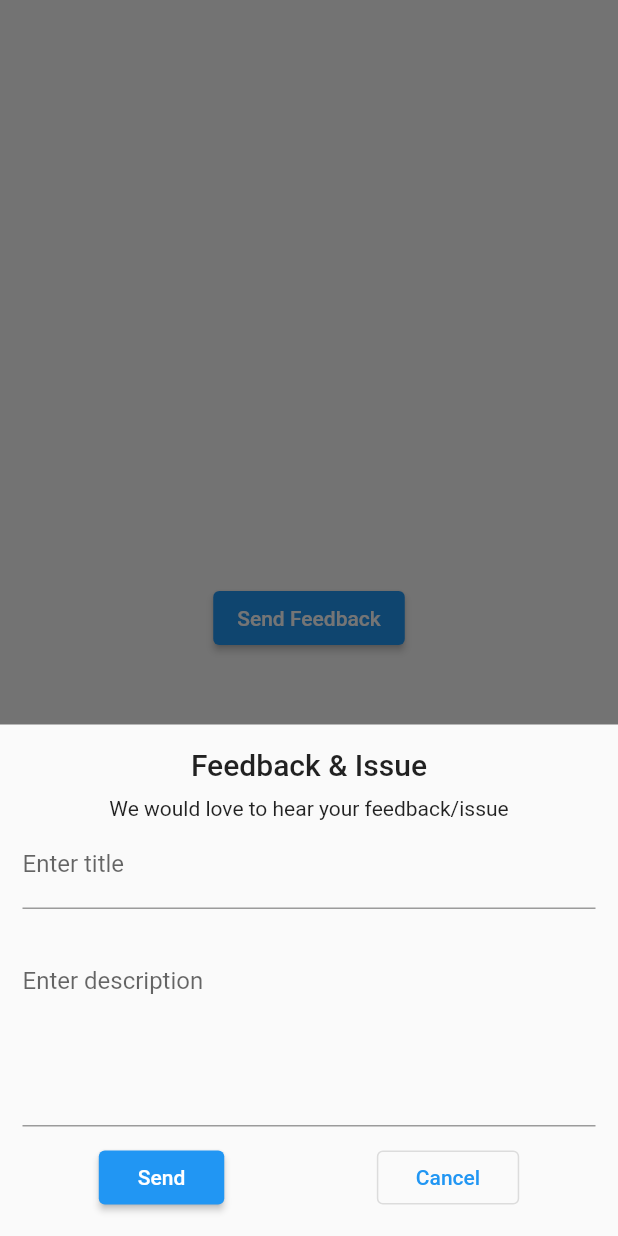
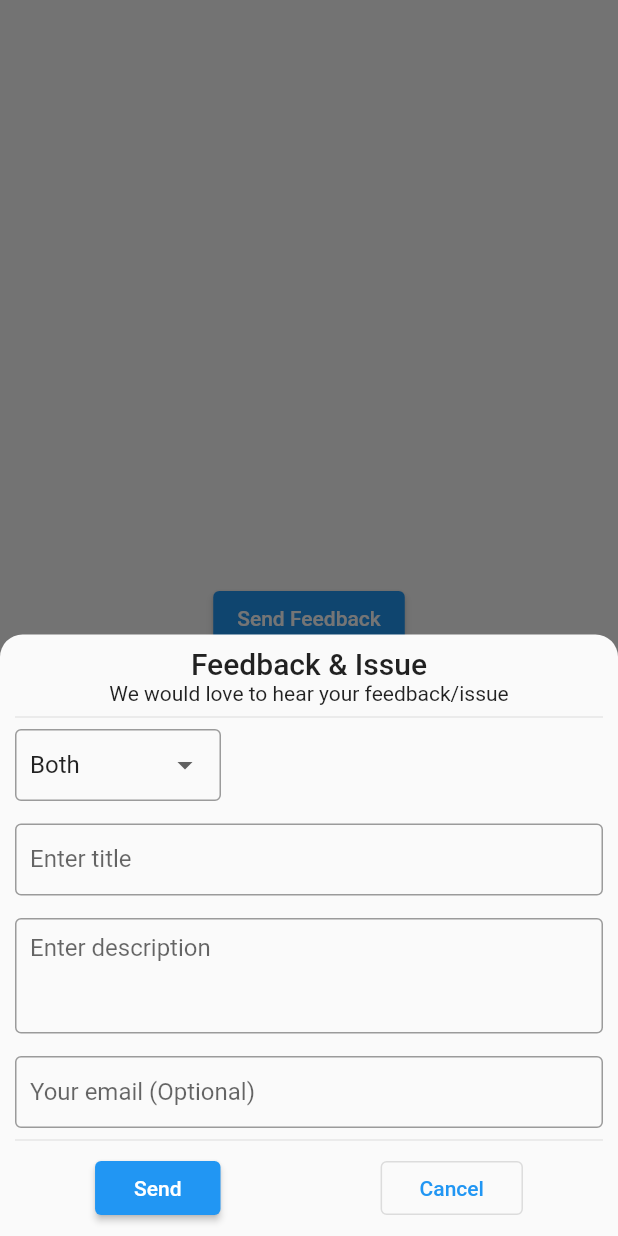
Before and after one commit to CodingWithTashi/in_app_feedback, a Flutter app: the screen it shows after launch, after a tap on "Send Feedback", on a phone screen of 412 x 824 dp. Run offline on Flutter 3.47's test engine with Material 2 defaults, Android fonts, the phone set to English and light mode, and no system bars.

Commit message:
updated bottom sheet, user email field, dropdown

```diff
--- a/example/lib/main.dart
+++ b/example/lib/main.dart
@@ -31,17 +31,19 @@ class HomePage extends StatelessWidget {
       body: Center(
         child: ElevatedButton(
             onPressed: () {
-              FlutterFeedback.showFeedback(
+              FlutterFeedback.showFeedbackBottomSheet(
                 context: context,
                 emailConfig: EmailConfig(
-                  toMailList: ['test1@gmail.com', 'test2@gmail.com'],
-                  fromMail: 'yourSendGridEmail@gmail.com',
+                  toMailList: [
+                    'test@gmail.com',
+                  ],
+                  fromMail: 'developer.test@gmail.com',
                   sendGridToken: 'kSendGridKey',
                 ),
                 gitHubConfig: GitHubConfig(
                   accessToken: 'kGithubToken',
                   gitHubUserName: 'codingWithTashi',
-                  repositoryName: 'in_app_feedback',
+                  repositoryName: 'tibetan_proverb',
                 ),
                 feedbackCallback: (FeedbackData data) {
                   if (data.error == null) {
@@ -52,6 +54,12 @@ class HomePage extends StatelessWidget {
                         .showSnackBar(SnackBar(content: Text(data.error!)));
                   }
                 },
+                bottomSheetShape: const RoundedRectangleBorder(
+                  borderRadius: BorderRadius.only(
+                    topLeft: Radius.circular(15.0),
+                    topRight: Radius.circular(15.0),
+                  ),
+                ),
               );
             },
             child: const Text('Send Feedback')),
--- a/lib/constant.dart
+++ b/lib/constant.dart
@@ -1,2 +1,7 @@
 const kGitHubUrl = 'https://api.github.com/repos';
 const kSendGridUrl = 'https://api.sendgrid.com/v3/mail/send';
+
+/// constant field
+String kEmail = 'SendGrid';
+String kGithub = 'GitHub';
+String kBoth = 'both';
--- a/lib/flutter_feedback.dart
+++ b/lib/flutter_feedback.dart
@@ -15,19 +15,25 @@ export 'package:in_app_feedback/model/github_config.dart';
 class FlutterFeedback {
   /// method accept email and github configuration
   /// check for EmailConfig class and GitHubConfig class for implementation
-  static Future<void> showFeedback({
+  static Future<void> showFeedbackBottomSheet({
     required BuildContext context,
     EmailConfig? emailConfig,
     GitHubConfig? gitHubConfig,
     required Function(FeedbackData) feedbackCallback,
+    ShapeBorder? bottomSheetShape,
+    Color? backgroundColor,
+    bool isDismissible = false,
   }) async {
     /// at least one config need to provide
     assert(emailConfig != null || gitHubConfig != null);
 
     /// Display bottom sheet with feedback content
-    FeedbackData result = await showModalBottomSheet(
+    FeedbackData? result = await showModalBottomSheet(
+      shape: bottomSheetShape,
+      backgroundColor: backgroundColor,
       context: context,
       isScrollControlled: true,
+      isDismissible: isDismissible,
       builder: (context) {
         return Padding(
           padding: EdgeInsets.only(
@@ -45,6 +51,6 @@ class FlutterFeedback {
     );
 
     /// return feedback receive data back to the application
-    feedbackCallback(result);
+    result != null ? feedbackCallback(result) : null;
   }
 }
--- a/lib/helper/github_helper.dart
+++ b/lib/helper/github_helper.dart
@@ -2,6 +2,7 @@ import 'dart:convert';
 
 import 'package:flutter/foundation.dart';
 import 'package:http/http.dart';
+import 'package:in_app_feedback/model/feedback_content.dart';
 import 'package:in_app_feedback/model/github_config.dart';
 
 import '../constant.dart';
@@ -10,21 +11,23 @@ import '../model/feedback_data.dart';
 /// GitHub Issue Helper class to create issue in GitHub
 /// read more on https://docs.github.com/en/rest/issues/issues?apiVersion=2022-11-28#create-an-issue
 class GitHubHelper {
-  static Future<FeedbackData> createIssue(
-      {required GitHubConfig gitHubConfig,
-      required String title,
-      required String description}) async {
+  static Future<FeedbackData> createIssue({
+    required GitHubConfig gitHubConfig,
+    required FeedbackContent feedbackContent,
+  }) async {
     Map<String, String> headers = {
       "Authorization": "Bearer ${gitHubConfig.accessToken}",
       "Content-Type": "application/vnd.github+json",
     };
-
+    var userEmailText = (feedbackContent.userEmail.isNotEmpty == true)
+        ? '\n\n Originally created by ${feedbackContent.userEmail}'
+        : '';
     var url =
         '$kGitHubUrl/${gitHubConfig.gitHubUserName}/${gitHubConfig.repositoryName}/issues';
     try {
       var bodyData = {
-        "title": title,
-        "body": description,
+        "title": feedbackContent.title,
+        "body": feedbackContent.description + userEmailText,
         "labels": ["bug"]
       };
 
--- a/lib/helper/send_grid_helper.dart
+++ b/lib/helper/send_grid_helper.dart
@@ -2,6 +2,7 @@ import 'dart:convert';
 
 import 'package:flutter/foundation.dart';
 import 'package:http/http.dart';
+import 'package:in_app_feedback/model/feedback_content.dart';
 import 'package:in_app_feedback/model/feedback_data.dart';
 
 import '../constant.dart';
@@ -11,14 +12,17 @@ import '../model/email_config.dart';
 /// read more on https://sendgrid.com/free/
 
 class SendGridHelper {
-  static Future<FeedbackData> sendMail(
-      {required EmailConfig emailConfig,
-      required String title,
-      required String description}) async {
+  static Future<FeedbackData> sendMail({
+    required EmailConfig emailConfig,
+    required FeedbackContent feedbackContent,
+  }) async {
     assert(emailConfig.toMailList.isNotEmpty);
 
     /// Send grid email standard content format
     /// Check more from https://app.sendgrid.com/guide/integrate WEB API
+    String userEmail = feedbackContent.userEmail.isNotEmpty == true
+        ? feedbackContent.userEmail
+        : 'user';
     var bodyData = {
       "personalizations": [
         {
@@ -31,7 +35,7 @@ class SendGridHelper {
         {
           "type": "text/plain",
           "value":
-              "Hi there,We received feedback from a user.\n Title: $title\n Description: $description\n We will update you same\n\n Regards"
+              "Hi there,\n\nWe received a feedback from  $userEmail.\n\nTitle: ${feedbackContent.title}\nDescription: ${feedbackContent.description} \n\n Regards"
         }
       ]
     };
--- /dev/null
+++ b/lib/model/feedback_content.dart
@@ -0,0 +1,24 @@
+class FeedbackContent {
+  /// store user email, email is optional
+  final String _userEmail;
+
+  /// title of the feedback
+  final String _title;
+
+  /// description of the feedback
+  final String _description;
+
+  FeedbackContent(
+      {required String userEmail,
+      required String title,
+      required String description})
+      : _userEmail = userEmail,
+        _title = title,
+        _description = description;
+
+  String get description => _description;
+
+  String get title => _title;
+
+  String get userEmail => _userEmail;
+}
--- /dev/null
+++ b/lib/model/feedback_issue_option.dart
@@ -0,0 +1,38 @@
+import 'package:in_app_feedback/constant.dart';
+import 'package:in_app_feedback/model/email_config.dart';
+import 'package:in_app_feedback/model/github_config.dart';
+
+class FeedbackIssueOption {
+  final String _name;
+  final String _value;
+  FeedbackIssueOption({
+    required String name,
+    required String value,
+  })  : _name = name,
+        _value = value;
+
+  String get value => _value;
+
+  String get name => _name;
+
+  static List<FeedbackIssueOption> dropDownList(
+      EmailConfig? emailConfig, GitHubConfig? gitHubConfig) {
+    if (emailConfig != null && gitHubConfig != null) {
+      return [
+        FeedbackIssueOption(name: 'Email', value: kEmail),
+        FeedbackIssueOption(name: 'Github', value: kGithub),
+        FeedbackIssueOption(name: 'Both', value: kBoth),
+      ];
+    } else {
+      if (emailConfig != null) {
+        return [
+          FeedbackIssueOption(name: 'Email', value: kEmail),
+        ];
+      } else {
+        return [
+          FeedbackIssueOption(name: 'Github', value: kGithub),
+        ];
+      }
+    }
+  }
+}
--- a/lib/widget/feedback_bottom_sheet.dart
+++ b/lib/widget/feedback_bottom_sheet.dart
@@ -1,10 +1,15 @@
 import 'package:flutter/material.dart';
+import 'package:in_app_feedback/common/utils.dart';
+import 'package:in_app_feedback/constant.dart';
 import 'package:in_app_feedback/model/email_config.dart';
+import 'package:in_app_feedback/model/feedback_content.dart';
 import 'package:in_app_feedback/model/github_config.dart';
 
 import '../helper/github_helper.dart';
 import '../helper/send_grid_helper.dart';
 import '../model/feedback_data.dart';
+import '../model/feedback_issue_option.dart';
+import 'feedback_dropdown.dart';
 
 typedef OnFeedbackCallback = void Function(FeedbackData);
 
@@ -32,14 +37,24 @@ class FeedbackBottomSheet extends StatefulWidget {
 
 class _FeedbackBottomSheetState extends State<FeedbackBottomSheet> {
   /// title controller for feedback
-  late TextEditingController titleController;
+  late final TextEditingController titleController;
 
   /// description controller for feedback
-  late TextEditingController descriptionController;
+  late final TextEditingController descriptionController;
+
+  /// user email controller [Optional]
+  late final TextEditingController emailController;
+
+  ///content padding textfield,dropdown
+  static const double contentPadding = 10.0;
+
+  /// selected issue option
+  late FeedbackIssueOption selectedIssueOption;
   @override
   void initState() {
     titleController = TextEditingController();
     descriptionController = TextEditingController();
+    emailController = TextEditingController();
     super.initState();
   }
 
@@ -47,62 +62,113 @@ class _FeedbackBottomSheetState extends State<FeedbackBottomSheet> {
   void dispose() {
     titleController.dispose();
     descriptionController.dispose();
+    emailController.dispose();
     super.dispose();
   }
 
   @override
   Widget build(BuildContext context) {
-    const sizedBoxHeight = 10.0;
-    return Container(
-      padding: const EdgeInsets.all(15),
+    const sizedBoxHeight = 15.0;
+    return Form(
+      autovalidateMode: AutovalidateMode.onUserInteraction,
+      child: Container(
+        padding: const EdgeInsets.symmetric(horizontal: 10, vertical: 8),
+        child: SingleChildScrollView(
           child: Column(
             mainAxisSize: MainAxisSize.min,
+            crossAxisAlignment: CrossAxisAlignment.start,
             children: [
               _feedbackLabel(),
+              _feedbackSubLabel(),
+              const Divider(),
+              FeedbackDropDown(
+                emailConfig: widget.emailConfig,
+                gitHubConfig: widget.gitHubConfig,
+                issueCallback: (selectedOption) =>
+                    selectedIssueOption = selectedOption,
+              ),
               const SizedBox(height: sizedBoxHeight),
-          _feedbackSubLabel(),
               _feedbackTitleField(),
               const SizedBox(height: sizedBoxHeight),
               _feedbackDescriptionField(),
               const SizedBox(height: sizedBoxHeight),
+              _emailTextField(),
+              const Divider(),
               _feedbackActionButton(),
             ],
+          ),
+        ),
       ),
     );
   }
 
-  Widget _feedbackLabel() => Text(
+  Widget _feedbackLabel() => Center(
+        child: Text(
           "Feedback & Issue",
           style: Theme.of(context).textTheme.titleLarge,
+        ),
       );
-
+  Widget _feedbackSubLabel() => Center(
+        child: Text(
+          "We would love to hear your feedback/issue",
+          textAlign: TextAlign.center,
+          style: Theme.of(context).textTheme.bodyMedium,
+        ),
+      );
   Widget _feedbackTitleField() => TextFormField(
         controller: titleController,
         decoration: const InputDecoration(
+          contentPadding: EdgeInsets.all(contentPadding),
+          border: OutlineInputBorder(),
           label: Text(
             'Enter title',
           ),
         ),
+        validator: (value) {
+          if (value == null || (!(value.length > 5) && value.isNotEmpty)) {
+            return "At least 5 characters is required!";
+          }
+          return null;
+        },
       );
 
   Widget _feedbackDescriptionField() => TextFormField(
         controller: descriptionController,
         keyboardType: TextInputType.multiline,
         decoration: const InputDecoration(
+          contentPadding: EdgeInsets.all(contentPadding),
+          border: OutlineInputBorder(),
           alignLabelWithHint: true,
           label: Text(
             'Enter description',
           ),
         ),
+        validator: (value) {
+          if (value == null || (!(value.length > 10) && value.isNotEmpty)) {
+            return "At least 10 characters is required!";
+          }
+          return null;
+        },
         //maxLines: 4,
         minLines: null,
-        maxLines: 5,
+        maxLines: 3,
       );
 
-  Widget _feedbackSubLabel() => Text(
-        "We would love to hear your feedback/issue",
-        textAlign: TextAlign.center,
-        style: Theme.of(context).textTheme.bodyMedium,
+  Widget _emailTextField() => TextFormField(
+        controller: emailController,
+        decoration: const InputDecoration(
+          contentPadding: EdgeInsets.all(contentPadding),
+          border: OutlineInputBorder(),
+          label: Text(
+            'Your email (Optional)',
+          ),
+        ),
+        validator: (value) {
+          if (!Utils.isValidEmail(value)) {
+            return "Please add valid email address";
+          }
+          return null;
+        },
       );
 
   Widget _feedbackActionButton() {
@@ -131,39 +197,44 @@ class _FeedbackBottomSheetState extends State<FeedbackBottomSheet> {
   }
 
   Future<void> _sendFeedback() async {
-    if (isValidData()) {
-      if (widget.emailConfig != null && widget.gitHubConfig != null) {
+    FeedbackContent feedbackContent = FeedbackContent(
+        userEmail: emailController.text,
+        title: titleController.text,
+        description: descriptionController.text);
+    if (isValidData(feedbackContent)) {
+      if (selectedIssueOption.value == kBoth) {
         FeedbackData mailData = await SendGridHelper.sendMail(
           emailConfig: widget.emailConfig!,
-          title: titleController.text,
-          description: descriptionController.text,
+          feedbackContent: feedbackContent,
         );
 
         await GitHubHelper.createIssue(
           gitHubConfig: widget.gitHubConfig!,
-          title: titleController.text,
-          description: descriptionController.text,
+          feedbackContent: feedbackContent,
         );
         widget.feedbackCallback(mailData);
       } else {
-        if (widget.emailConfig != null) {
+        if (selectedIssueOption.value == kEmail) {
           SendGridHelper.sendMail(
             emailConfig: widget.emailConfig!,
-            title: titleController.text,
-            description: descriptionController.text,
+            feedbackContent: feedbackContent,
           ).then((result) => widget.feedbackCallback(result));
         }
-        if (widget.gitHubConfig != null) {
+        if (selectedIssueOption.value == kGithub) {
           GitHubHelper.createIssue(
             gitHubConfig: widget.gitHubConfig!,
-            title: titleController.text,
-            description: descriptionController.text,
+            feedbackContent: feedbackContent,
           ).then((result) => widget.feedbackCallback(result));
         }
       }
+    } else {
+      ScaffoldMessenger.of(context).showSnackBar(const SnackBar(
+          behavior: SnackBarBehavior.floating,
+          content: Text('Title and description is required')));
     }
   }
 
-  bool isValidData() =>
-      titleController.text.isNotEmpty && descriptionController.text.isNotEmpty;
+  bool isValidData(FeedbackContent feedbackContent) =>
+      feedbackContent.title.trim().isNotEmpty &&
+      feedbackContent.description.trim().isNotEmpty;
 }
--- /dev/null
+++ b/lib/widget/feedback_dropdown.dart
@@ -0,0 +1,71 @@
+import 'package:flutter/material.dart';
+import 'package:in_app_feedback/constant.dart';
+import 'package:in_app_feedback/model/email_config.dart';
+import 'package:in_app_feedback/model/feedback_issue_option.dart';
+import 'package:in_app_feedback/model/github_config.dart';
+
+typedef OnFeedbackIssueCallback = void Function(FeedbackIssueOption);
+
+class FeedbackDropDown extends StatelessWidget {
+  final EmailConfig? emailConfig;
+  final GitHubConfig? gitHubConfig;
+  final OnFeedbackIssueCallback issueCallback;
+  const FeedbackDropDown(
+      {Key? key,
+      this.emailConfig,
+      this.gitHubConfig,
+      required this.issueCallback})
+      : super(key: key);
+
+  @override
+  Widget build(BuildContext context) {
+    List<FeedbackIssueOption> dropdownList =
+        FeedbackIssueOption.dropDownList(emailConfig, gitHubConfig);
+    FeedbackIssueOption selectedOption =
+        _getSelectedOption(dropdownList: dropdownList);
+
+    /// set default issue call back
+    issueCallback(selectedOption);
+    return SizedBox(
+      width: MediaQuery.of(context).size.width / 3,
+      child: DropdownButtonFormField<FeedbackIssueOption>(
+        decoration: const InputDecoration(
+          contentPadding: EdgeInsets.all(10),
+          border: OutlineInputBorder(),
+        ),
+        value: selectedOption,
+        items: dropdownList
+            .map(
+              (e) => DropdownMenuItem<FeedbackIssueOption>(
+                value: e,
+                child: Text(
+                  e.name,
+                ),
+              ),
+            )
+            .toList(),
+        onChanged: (value) {
+          if (value != null) {
+            selectedOption = value;
+
+            /// set issue callback manually
+            issueCallback(selectedOption);
+          }
+        },
+      ),
+    );
+  }
+
+  FeedbackIssueOption _getSelectedOption(
+      {required List<FeedbackIssueOption> dropdownList}) {
+    if (gitHubConfig != null && emailConfig != null) {
+      return dropdownList.where((element) => element.value == kBoth).first;
+    } else {
+      if (gitHubConfig != null) {
+        return dropdownList.where((element) => element.value == kGithub).first;
+      } else {
+        return dropdownList.where((element) => element.value == kEmail).first;
+      }
+    }
+  }
+}
```
Also changed, not shown: lib/common/utils.dart (added, +20 -0 lines), lib/state/feedback_state.dart (added, +12 -0 lines). Lines whose indentation alone changed are shown as unchanged.
